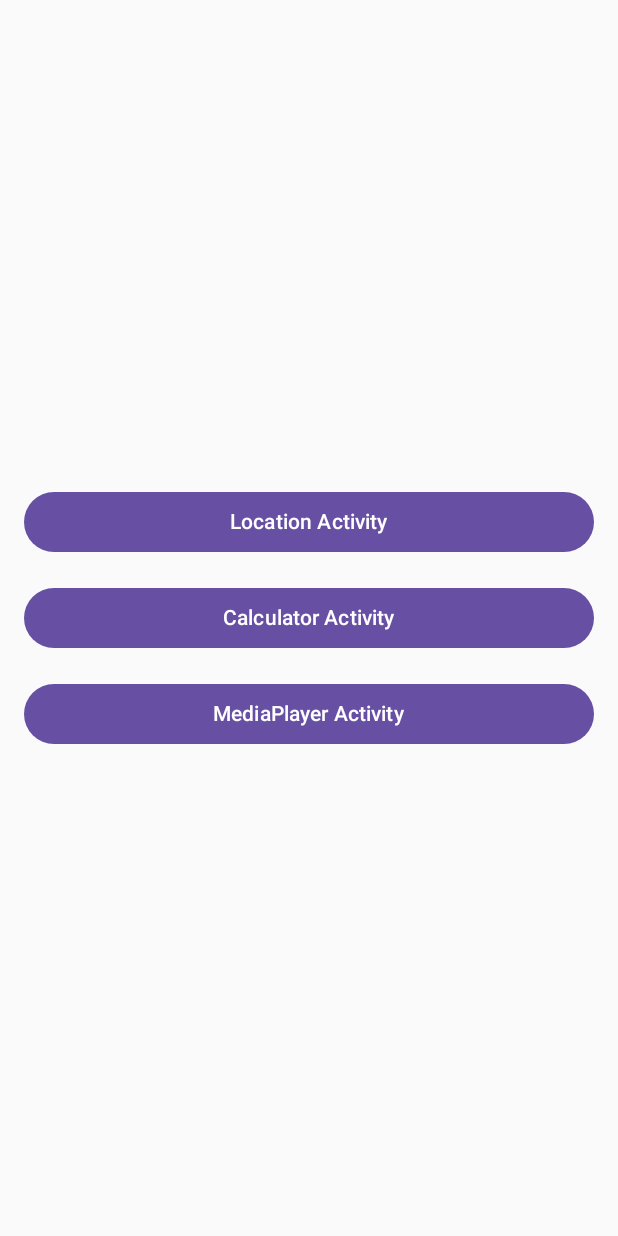
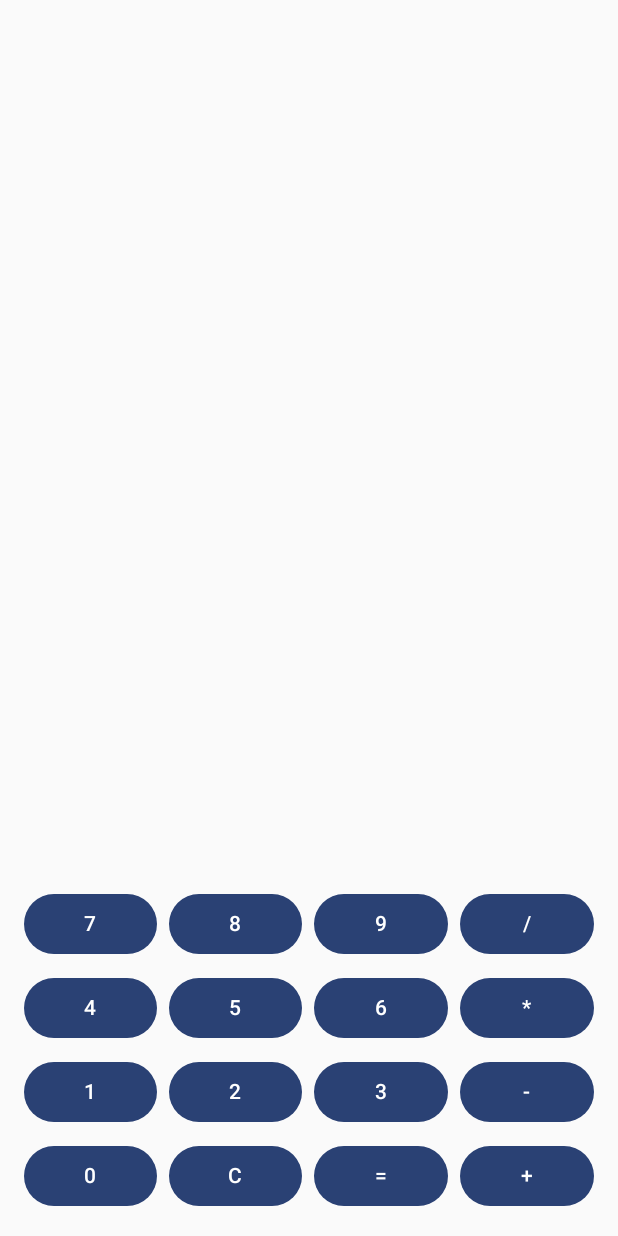
Before and after one commit to Agentpechenka/Visual-programming, an Android app built with Jetpack Compose: the screen it shows after launch (MainActivity before the commit, CalculatorActivity after it), after a tap on "Calculator Activity", on a phone screen of 412 x 824 dp. Run offline under Robolectric (Android 15) with nearby library versions, the phone set to English and light mode, and no system bars.

Commit message:
Add Music and Calculator Activities

```diff
--- /dev/null
+++ b/app/src/main/java/com/example/calculator/CalculatorActivity.kt
@@ -0,0 +1,119 @@
+package com.example.calculator
+
+import android.os.Bundle
+import androidx.activity.ComponentActivity
+import androidx.activity.compose.setContent
+import androidx.compose.foundation.layout.Arrangement
+import androidx.compose.foundation.layout.Column
+import androidx.compose.foundation.layout.Row
+import androidx.compose.foundation.layout.fillMaxSize
+import androidx.compose.foundation.layout.fillMaxWidth
+import androidx.compose.foundation.layout.padding
+import androidx.compose.material3.Button
+import androidx.compose.material3.MaterialTheme
+import androidx.compose.material3.Text
+import androidx.compose.runtime.Composable
+import androidx.compose.runtime.getValue
+import androidx.compose.runtime.mutableStateOf
+import androidx.compose.runtime.remember
+import androidx.compose.runtime.setValue
+import androidx.compose.ui.Modifier
+import androidx.compose.ui.unit.dp
+import com.example.calculator.ui.theme.CalculatorTheme
+
+class CalculatorActivity : ComponentActivity() {
+    override fun onCreate(savedInstanceState: Bundle?) {
+        super.onCreate(savedInstanceState)
+        setContent {
+            CalculatorTheme {
+                CalculatorUI()
+            }
+        }
+    }
+}
+
+@Composable
+fun CalculatorUI() {
+    var display by remember { mutableStateOf("") }
+    var firstOperand by remember { mutableStateOf("") }
+    var operator by remember { mutableStateOf("") }
+
+    fun onDigitPress(digit: String) {
+        display += digit
+    }
+
+    fun onOperatorPress(op: String) {
+        if (display.isNotEmpty()) {
+            firstOperand = display
+            operator = op
+            display = ""
+        }
+    }
+
+    fun onEqualsPress() {
+        val secondOperand = display
+        val result = when (operator) {
+            "+" -> firstOperand.toDoubleOrNull()?.plus(secondOperand.toDoubleOrNull() ?: 0.0)
+            "-" -> firstOperand.toDoubleOrNull()?.minus(secondOperand.toDoubleOrNull() ?: 0.0)
+            "*" -> firstOperand.toDoubleOrNull()?.times(secondOperand.toDoubleOrNull() ?: 0.0)
+            "/" -> firstOperand.toDoubleOrNull()?.div(secondOperand.toDoubleOrNull() ?: 1.0)
+            else -> null
+        }
+        display = result?.toString() ?: "Error"
+        firstOperand = ""
+        operator = ""
+    }
+
+    fun onClear() {
+        display = ""
+        firstOperand = ""
+        operator = ""
+    }
+
+    Column(
+        modifier = Modifier
+            .fillMaxSize()
+            .padding(16.dp),
+        verticalArrangement = Arrangement.SpaceBetween
+    ) {
+        Text(
+            text = display,
+            modifier = Modifier
+                .fillMaxWidth()
+                .padding(8.dp),
+            style = MaterialTheme.typography.headlineLarge
+        )
+
+        Column(verticalArrangement = Arrangement.spacedBy(8.dp)) {
+            val buttons = listOf(
+                listOf("7", "8", "9", "/"),
+                listOf("4", "5", "6", "*"),
+                listOf("1", "2", "3", "-"),
+                listOf("0", "C", "=", "+")
+            )
+
+            buttons.forEach { row ->
+                Row(
+                    modifier = Modifier.fillMaxWidth(),
+                    horizontalArrangement = Arrangement.spacedBy(8.dp)
+                ) {
+                    row.forEach { label ->
+                        Button(
+                            onClick = {
+                                when (label) {
+                                    in "0".."9" -> onDigitPress(label)
+                                    "+", "-", "*", "/" -> onOperatorPress(label)
+                                    "=" -> onEqualsPress()
+                                    "C" -> onClear()
+                                }
+                            },
+                            modifier = Modifier.weight(1f)
+                        ) {
+                            Text(label)
+                        }
+                    }
+                }
+            }
+        }
+    }
+}
--- a/app/src/main/java/com/example/calculator/MainActivity.kt
+++ b/app/src/main/java/com/example/calculator/MainActivity.kt
@@ -24,14 +24,12 @@ class MainActivity : ComponentActivity() {
                 onLocationClick = {
                     startActivity(Intent(this, LocationActivity::class.java))
                 },
-                onCalculatorClick = {},
-                onMediaPlayerClick = {}
-//                onCalculatorClick = {
-//                    startActivity(Intent(this, CalculatorActivity::class.java))
-//                },
-//                onMediaPlayerClick = {
-//                    startActivity(Intent(this, MediaPlayerActivity::class.java))
-//                }
+                onCalculatorClick = {
+                    startActivity(Intent(this, CalculatorActivity::class.java))
+                },
+                onMediaPlayerClick = {
+                    startActivity(Intent(this, MediaPlayerActivity::class.java))
+                }
             )
         }
     }
--- a/app/src/main/res/values/strings.xml
+++ b/app/src/main/res/values/strings.xml
@@ -1,3 +1,3 @@
 <resources>
-    <string name="app_name">Calculator</string>
+    <string name="app_name">Visual</string>
 </resources>
```
Also changed, not shown: app/src/main/AndroidManifest.xml (+4 -3 lines), app/src/main/java/com/example/calculator/LocationActivity.kt (+13 -4 lines), app/src/main/java/com/example/calculator/MediaPlayerActivity.kt (added, +189 -0 lines), app/src/main/res/mipmap-xxxhdpi/v.png (added).
